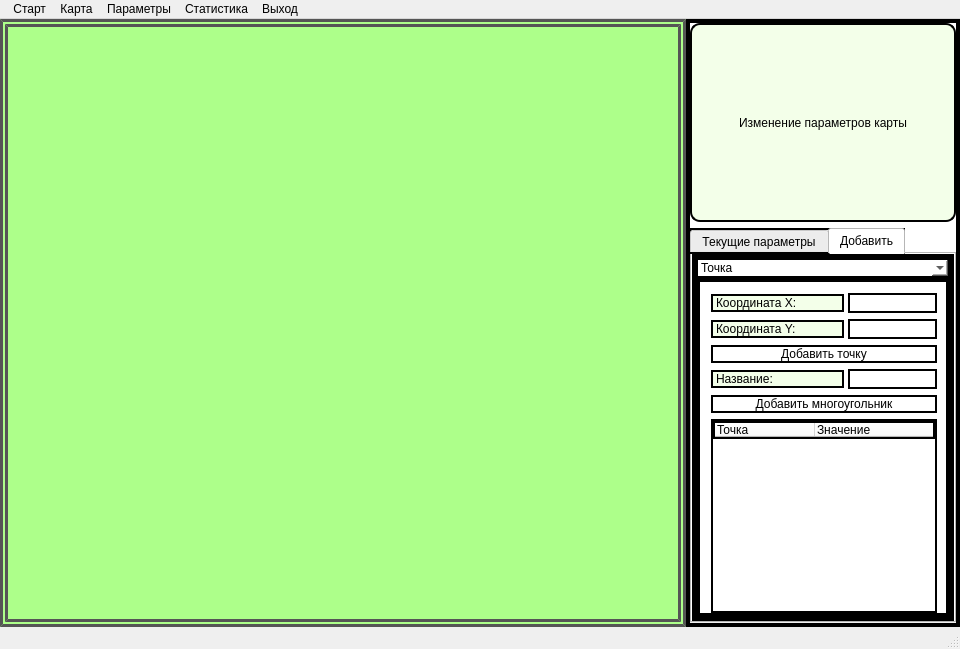
First picture: the form in main_window/trajectory.ui, repository MihailZimin/route-planning, before the edit.
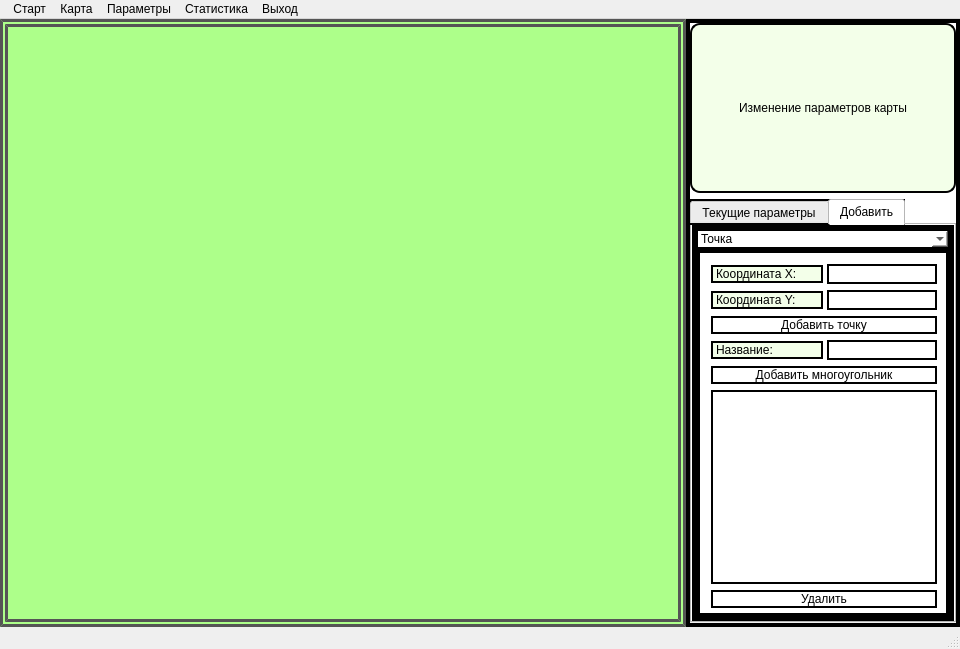
Second picture: the form after the edit. The open tabs and pages were chosen to show the change. Icons and pictures are not drawn.

Commit message: add edit polygon realization

Diff of the .ui file:
```diff
--- a/main_window/trajectory.ui
+++ b/main_window/trajectory.ui
@@ -1002,7 +1002,7 @@
                           <property name="frameShadow">
                            <enum>QFrame::Raised</enum>
                           </property>
-                          <layout class="QGridLayout" name="gridLayout_4" rowstretch="0,0,0,0,0,0" columnstretch="3,2">
+                          <layout class="QGridLayout" name="gridLayout_4" rowstretch="0,0,0,0,0,0,0" columnstretch="3,0">
                            <property name="leftMargin">
                             <number>11</number>
                            </property>
@@ -1010,7 +1010,7 @@
                             <number>11</number>
                            </property>
                            <property name="bottomMargin">
-                            <number>0</number>
+                            <number>5</number>
                            </property>
                            <property name="horizontalSpacing">
                             <number>4</number>
@@ -1018,6 +1018,9 @@
                            <property name="verticalSpacing">
                             <number>6</number>
                            </property>
+                           <item row="5" column="0" colspan="2">
+                            <widget class="QListWidget" name="polygonPoints"/>
+                           </item>
                            <item row="2" column="0" colspan="2">
                             <widget class="QPushButton" name="addPointPolygonButton">
                              <property name="enabled">
@@ -1052,20 +1055,6 @@
                            <item row="1" column="1">
                             <widget class="QLineEdit" name="YCoordLineEditPolygon"/>
                            </item>
-                           <item row="5" column="0" colspan="2">
-                            <widget class="QTreeWidget" name="pointsPolygon">
-                             <column>
-                              <property name="text">
-                               <string>Точка</string>
-                              </property>
-                             </column>
-                             <column>
-                              <property name="text">
-                               <string>Значение</string>
-                              </property>
-                             </column>
-                            </widget>
-                           </item>
                            <item row="0" column="0">
                             <widget class="QLabel" name="XCoordLabelPolygon">
                              <property name="sizePolicy">
@@ -1135,28 +1124,48 @@
                              </property>
                             </widget>
                            </item>
-                           <item row="3" column="0">
-                            <widget class="QLabel" name="polygonNameLabel">
-                             <property name="sizePolicy">
-                              <sizepolicy hsizetype="Preferred" vsizetype="Fixed">
-                               <horstretch>0</horstretch>
-                               <verstretch>0</verstretch>
-                              </sizepolicy>
-                             </property>
-                             <property name="styleSheet">
-                              <string notr="true">font: 75 9pt &quot;Microsoft Tai Le&quot;;
-border: 2px solid black #cccccc;
-border-radius: 10px;
-background-color: rgb(243, 255, 233);</string>
-                             </property>
-                             <property name="text">
-                              <string>Название:</string>
-                             </property>
-                            </widget>
-                           </item>
                            <item row="3" column="1">
                             <widget class="QLineEdit" name="polygonNameLineEdit"/>
                            </item>
+                           <item row="3" column="0">
+                            <widget class="QLabel" name="polygonNameLabel">
+                             <property name="sizePolicy">
+                              <sizepolicy hsizetype="Preferred" vsizetype="Fixed">
+                               <horstretch>0</horstretch>
+                               <verstretch>0</verstretch>
+                              </sizepolicy>
+                             </property>
+                             <property name="styleSheet">
+                              <string notr="true">font: 75 9pt &quot;Microsoft Tai Le&quot;;
+border: 2px solid black #cccccc;
+border-radius: 10px;
+background-color: rgb(243, 255, 233);</string>
+                             </property>
+                             <property name="text">
+                              <string>Название:</string>
+                             </property>
+                            </widget>
+                           </item>
+                           <item row="6" column="0" colspan="2">
+                            <widget class="QPushButton" name="deletePointButton">
+                             <property name="styleSheet">
+                              <string notr="true">QPushButton {
+    border: 2px solid black #cccccc;
+	border-radius: 10px;
+}
+
+QPushButton:pressed {
+    margin-left: 1px;
+    margin-top: 1px;
+    margin-right: -1px;
+    margin-bottom: -1px;
+}</string>
+                             </property>
+                             <property name="text">
+                              <string>Удалить</string>
+                             </property>
+                            </widget>
+                           </item>
                           </layout>
                          </widget>
                         </item>
```
Left out of the diff: 6 changed lines with no effect on the pictures. The commit also changes 1 other file.
